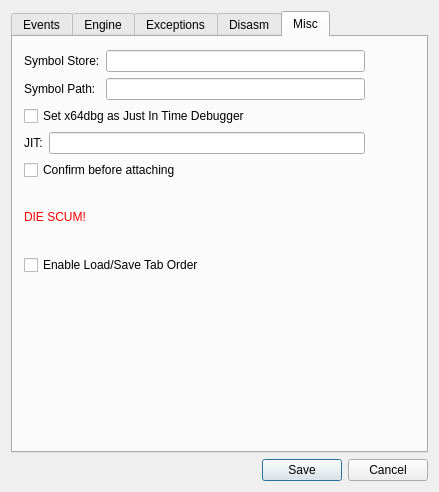
First picture: the form in src/gui/Src/Gui/SettingsDialog.ui, repository x64dbg/x64dbg, before the edit.
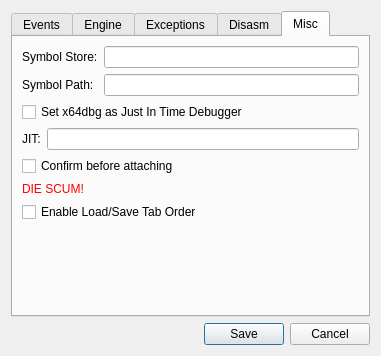
Second picture: the form after the edit. The open tabs and pages were chosen to show the change. Icons and pictures are not drawn.

Commit message: GUI: made SettingsDialog showable on my pc again (should in theory also scale fine on hdpi but probably it fucks up)

Diff of the .ui file:
```diff
--- a/src/gui/Src/Gui/SettingsDialog.ui
+++ b/src/gui/Src/Gui/SettingsDialog.ui
@@ -6,8 +6,8 @@
    <rect>
     <x>0</x>
     <y>0</y>
-    <width>439</width>
-    <height>492</height>
+    <width>381</width>
+    <height>325</height>
    </rect>
   </property>
   <property name="sizePolicy">
@@ -426,15 +426,8 @@
       <attribute name="title">
        <string>Misc</string>
       </attribute>
-      <widget class="QWidget" name="layoutWidget">
-       <property name="geometry">
-        <rect>
-         <x>11</x>
-         <y>13</y>
-         <width>341</width>
-         <height>225</height>
-        </rect>
-       </property>
+      <layout class="QVBoxLayout" name="verticalLayout_10">
+       <item>
        <layout class="QVBoxLayout" name="verticalLayout_9">
         <item>
          <layout class="QHBoxLayout" name="horizontalLayout_4">
@@ -515,7 +508,21 @@
          </widget>
         </item>
        </layout>
-      </widget>
+       </item>
+       <item>
+        <spacer name="verticalSpacer_3">
+         <property name="orientation">
+          <enum>Qt::Vertical</enum>
+         </property>
+         <property name="sizeHint" stdset="0">
+          <size>
+           <width>20</width>
+           <height>40</height>
+          </size>
+         </property>
+        </spacer>
+       </item>
+      </layout>
      </widget>
     </widget>
    </item>
```
Left out of the diff: 116 changed lines with no effect on the pictures. Lines whose indentation alone changed are shown as unchanged.
